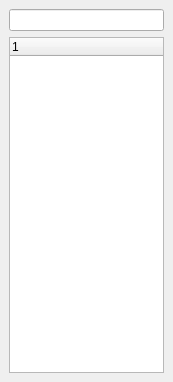
This is src/tab_index.ui in gyunaev/kchmviewer as Qt 5 draws it before an edit. The edited form follows.
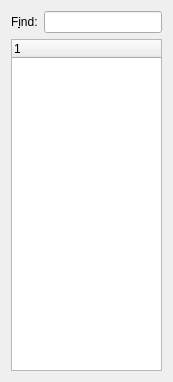
This is the edited form.

Commit message: Added the Find imput field keyboard shortcut

```diff
--- a/src/tab_index.ui
+++ b/src/tab_index.ui
@@ -12,19 +12,27 @@
   <property name="windowTitle" >
    <string>Form1</string>
   </property>
-  <layout class="QVBoxLayout" >
-   <property name="margin" >
-    <number>9</number>
-   </property>
-   <property name="spacing" >
-    <number>6</number>
-   </property>
+  <layout class="QVBoxLayout" name="verticalLayout">
    <item>
-    <widget class="QLineEdit" name="text" />
+    <layout class="QHBoxLayout" name="horizontalLayout">
+     <item>
+      <widget class="QLabel" name="label">
+       <property name="text">
+        <string>F&amp;ind:</string>
+       </property>
+       <property name="buddy">
+        <cstring>text</cstring>
+       </property>
+      </widget>
+     </item>
+     <item>
+      <widget class="QLineEdit" name="text"/>
+     </item>
+    </layout>
    </item>
    <item>
-    <widget class="QTreeWidget" name="tree" >
-     <property name="indentation" >
+    <widget class="QTreeWidget" name="tree">
+     <property name="indentation">
       <number>10</number>
      </property>
      <property name="rootIsDecorated" >
@@ -45,7 +53,7 @@
    </item>
   </layout>
  </widget>
- <layoutdefault spacing="6" margin="11" />
+ <layoutdefault spacing="6" margin="11"/>
  <resources/>
  <connections/>
 </ui>
```
Left out of the diff: 17 changed lines with no effect on the pictures.
